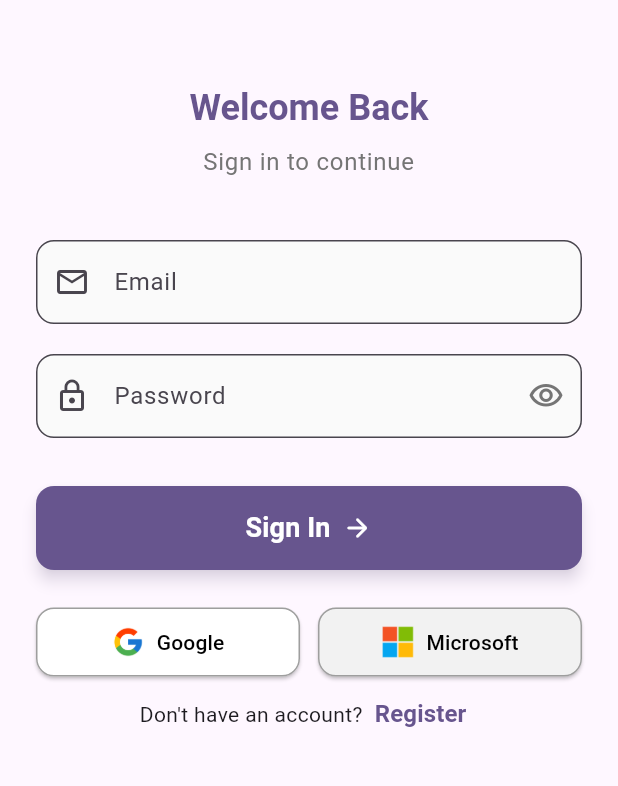
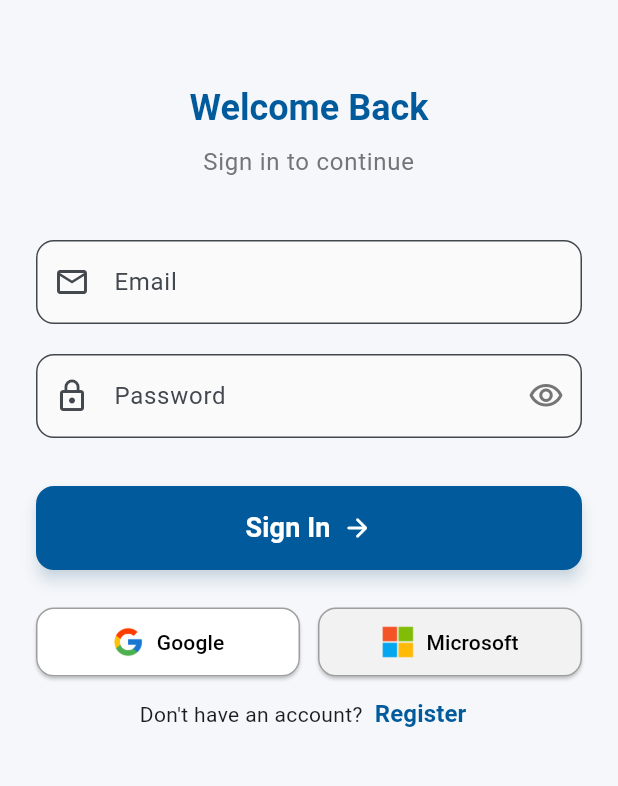
Before and after one commit to lewisking2016/school_management, a Flutter app: the screen it shows after launch, after a tap on "Skip", on a phone screen of 412 x 824 dp, the part 216-1002 px from its top. Run offline on Flutter 3.47's test engine with Material 3 defaults, Android fonts, the phone set to English and light mode, and no system bars; our stand-ins replace firebase_auth, firebase_core, fl_chart, google_sign_in; accounts and stored records are empty.

Commit message:
modified:   lib/main.dart 	new file:   lib/splash_screen.dart

```diff
--- a/lib/main.dart
+++ b/lib/main.dart
@@ -1,10 +1,12 @@
+import 'package:firebase_core/firebase_core.dart';
 import 'package:flutter/material.dart';
-import 'package:firebase_core/firebase_core.dart';
-import 'firebase_options.dart';
-import 'log_in_screen.dart';
-import 'main_dashboard.dart';
+import 'package:school_management/firebase_options.dart';
+import 'package:school_management/log_in_screen.dart';
+import 'package:school_management/main_dashboard.dart';
+import 'package:school_management/register_screen.dart';
+import 'package:school_management/splash_screen.dart';
+
 import 'onboarding.dart';
-import 'register_screen.dart';
 
 void main() async {
   WidgetsFlutterBinding.ensureInitialized();
@@ -19,19 +21,33 @@ class MyApp extends StatelessWidget {
   Widget build(BuildContext context) {
     return MaterialApp(
       debugShowCheckedModeBanner: false,
-      title: 'School Management',
+      title: 'Stawi School Management',
       theme: ThemeData(
         colorScheme: ColorScheme.fromSeed(
-          seedColor: const Color.fromARGB(255, 96, 23, 206),
+          seedColor: const Color(0xFF005A9C), // A professional blue
+          primary: const Color(0xFF005A9C),
+          secondary: const Color(0xFFE37222), // A warm accent orange
         ),
         useMaterial3: true,
+        scaffoldBackgroundColor: const Color(0xFFF5F7FA),
+        appBarTheme: const AppBarTheme(
+          backgroundColor: Color(0xFFF5F7FA),
+          elevation: 0,
+          iconTheme: IconThemeData(color: Colors.black87),
+          titleTextStyle: TextStyle(
+            color: Colors.black87,
+            fontSize: 20,
+            fontWeight: FontWeight.w600,
+          ),
+        ),
       ),
-      home: const OnboardingPage1(), // start with onboarding
+      initialRoute: '/splash',
       routes: {
+        '/splash': (context) => const SplashScreen(),
         '/onboarding': (context) => const OnboardingPage1(),
         '/login': (context) => const LogInScreen(),
+        '/register': (context) => const RegisterScreen(),
         '/dashboard': (context) => const MainDashboardScreen(),
-        '/register': (context) => const RegisterScreen(),
       },
     );
   }
--- /dev/null
+++ b/lib/splash_screen.dart
@@ -0,0 +1,48 @@
+import 'package:flutter/material.dart';
+import 'dart:async';
+
+class SplashScreen extends StatefulWidget {
+  const SplashScreen({super.key});
+
+  @override
+  State<SplashScreen> createState() => _SplashScreenState();
+}
+
+class _SplashScreenState extends State<SplashScreen> {
+  @override
+  void initState() {
+    super.initState();
+    Timer(const Duration(seconds: 5), () {
+      Navigator.of(context).pushReplacementNamed('/onboarding');
+    });
+  }
+
+  @override
+  Widget build(BuildContext context) {
+    return Scaffold(
+      backgroundColor: Colors.white,
+      body: Center(
+        child: Column(
+          mainAxisAlignment: MainAxisAlignment.center,
+          children: [
+            // Your logo
+            Image.asset('assets/stawi_logo.png', height: 120),
+            const SizedBox(height: 30),
+            const Text(
+              'School Management',
+              style: TextStyle(
+                fontSize: 22,
+                fontWeight: FontWeight.bold,
+                color: Colors.black87,
+              ),
+            ),
+            const SizedBox(height: 20),
+            const CircularProgressIndicator(
+              valueColor: AlwaysStoppedAnimation<Color>(Color(0xFF005A9C)),
+            ),
+          ],
+        ),
+      ),
+    );
+  }
+}
```
